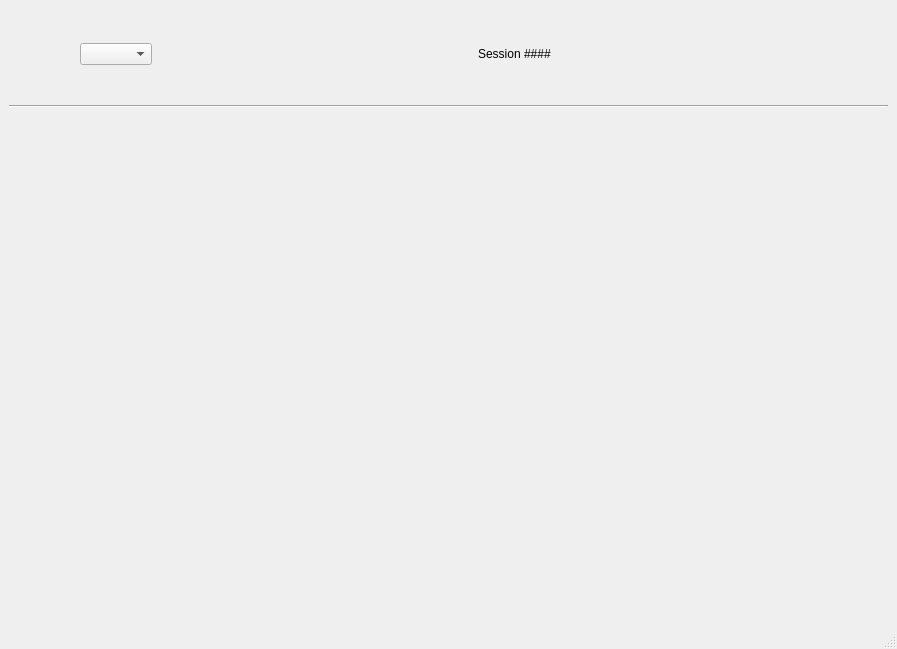
The window that widgets/main_window.ui (RadekChy25/ChewSense) describes before a commit, drawn with Qt 5.
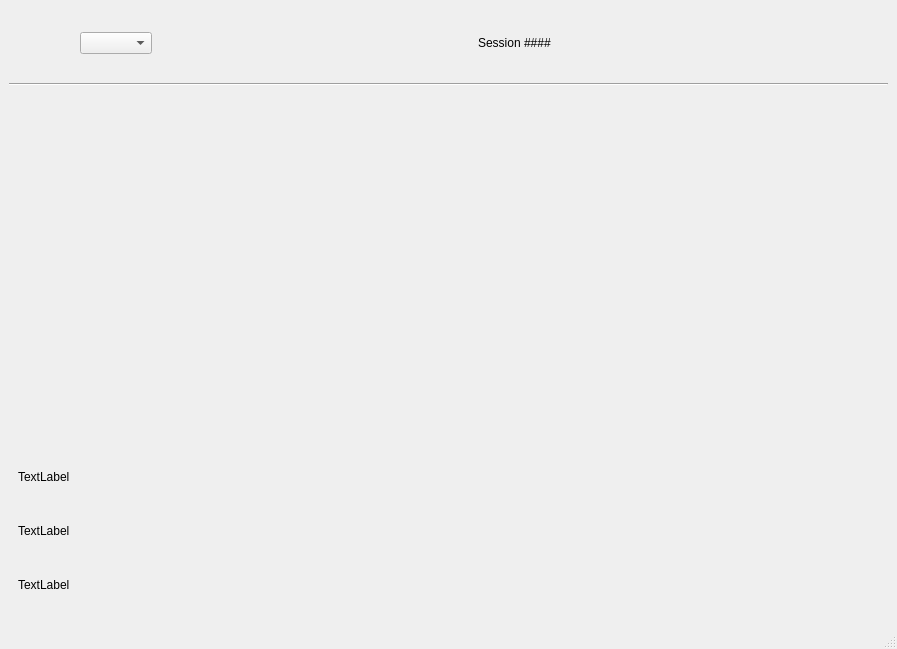
The same window after the commit. Icons and pictures are not drawn.

Commit message: stack widget

Diff of the .ui file:
```diff
--- a/widgets/main_window.ui
+++ b/widgets/main_window.ui
@@ -15,22 +15,6 @@
   </property>
   <widget class="QWidget" name="centralwidget">
    <layout class="QGridLayout" name="gridLayout_3">
-    <item row="1" column="0">
-     <widget class="Line" name="line">
-      <property name="autoFillBackground">
-       <bool>true</bool>
-      </property>
-      <property name="styleSheet">
-       <string notr="true">color:black;</string>
-      </property>
-      <property name="orientation">
-       <enum>Qt::Horizontal</enum>
-      </property>
-     </widget>
-    </item>
-    <item row="2" column="0">
-     <widget class="QWidget" name="main_widget" native="true"/>
-    </item>
     <item row="0" column="0">
      <widget class="QWidget" name="navbar_widget" native="true">
       <property name="maximumSize">
@@ -240,6 +224,106 @@
       </layout>
      </widget>
     </item>
+    <item row="1" column="0">
+     <widget class="Line" name="line">
+      <property name="autoFillBackground">
+       <bool>true</bool>
+      </property>
+      <property name="styleSheet">
+       <string notr="true">color:black;</string>
+      </property>
+      <property name="orientation">
+       <enum>Qt::Horizontal</enum>
+      </property>
+     </widget>
+    </item>
+    <item row="2" column="0">
+     <widget class="QStackedWidget" name="main_stackedWidget">
+      <property name="currentIndex">
+       <number>0</number>
+      </property>
+      <widget class="QWidget" name="main_stackedWidgetPage1">
+       <layout class="QGridLayout" name="gridLayout_2">
+        <item row="0" column="0">
+         <layout class="QGridLayout" name="gridLayout">
+          <item row="0" column="0">
+           <widget class="QWidget" name="left_cheek_high_graph" native="true"/>
+          </item>
+          <item row="0" column="1">
+           <widget class="QWidget" name="right_cheek_high_graph" native="true"/>
+          </item>
+          <item row="1" column="0">
+           <widget class="QWidget" name="left_cheek_low_graph" native="true"/>
+          </item>
+          <item row="1" column="1">
+           <widget class="QWidget" name="right_cheek_low_graph" native="true"/>
+          </item>
+          <item row="2" column="0">
+           <widget class="QLabel" name="label">
+            <property name="maximumSize">
+             <size>
+              <width>16777215</width>
+              <height>48</height>
+             </size>
+            </property>
+            <property name="text">
+             <string>TextLabel</string>
+            </property>
+           </widget>
+          </item>
+          <item row="3" column="0">
+           <widget class="QLabel" name="label_2">
+            <property name="maximumSize">
+             <size>
+              <width>16777215</width>
+              <height>48</height>
+             </size>
+            </property>
+            <property name="text">
+             <string>TextLabel</string>
+            </property>
+           </widget>
+          </item>
+          <item row="4" column="0">
+           <widget class="QLabel" name="label_3">
+            <property name="maximumSize">
+             <size>
+              <width>16777215</width>
+              <height>48</height>
+             </size>
+            </property>
+            <property name="text">
+             <string>TextLabel</string>
+            </property>
+           </widget>
+          </item>
+         </layout>
+        </item>
+       </layout>
+      </widget>
+      <widget class="QWidget" name="page">
+       <layout class="QGridLayout" name="gridLayout_5">
+        <item row="0" column="0">
+         <layout class="QGridLayout" name="gridLayout_4">
+          <item row="0" column="0">
+           <widget class="QWidget" name="widget" native="true"/>
+          </item>
+          <item row="0" column="1">
+           <widget class="QWidget" name="widget_2" native="true"/>
+          </item>
+          <item row="1" column="0">
+           <widget class="QWidget" name="widget_3" native="true"/>
+          </item>
+          <item row="1" column="1">
+           <widget class="QWidget" name="widget_4" native="true"/>
+          </item>
+         </layout>
+        </item>
+       </layout>
+      </widget>
+      <widget class="QWidget" name="page_2"/>
+     </widget>
+    </item>
    </layout>
   </widget>
   <widget class="QStatusBar" name="statusbar"/>
```
The commit also changes 1 other file.
